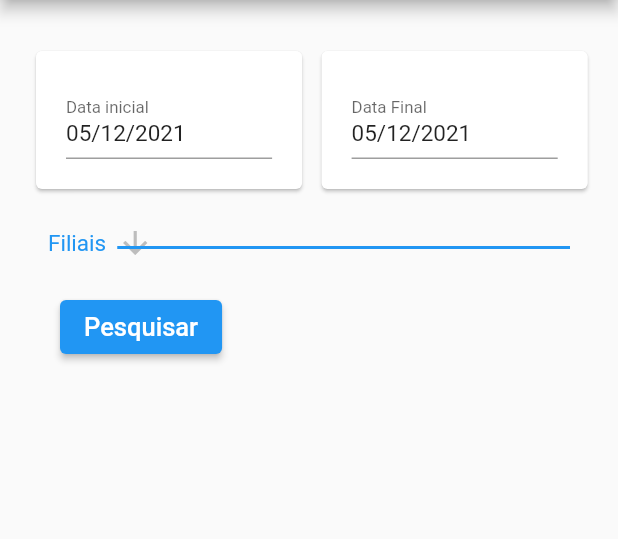
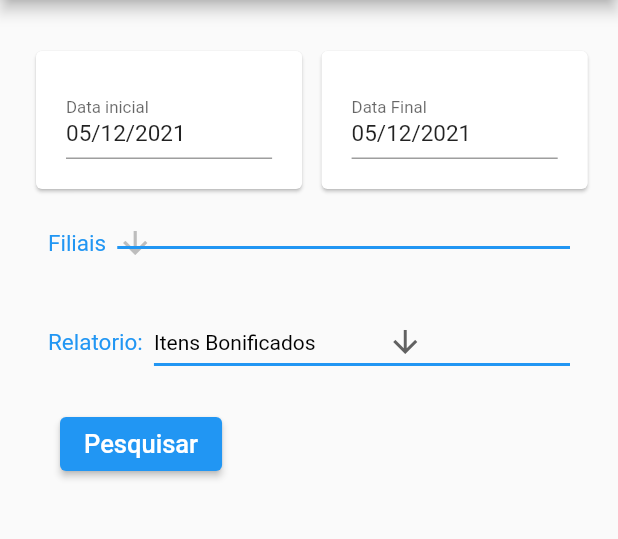
Before and after one commit to franmarchi/pico-flutter, a Flutter app: the Home screen opened directly with empty values, after a tap on "Pesquisar", on a phone screen of 412 x 824 dp, the part 84-623 px from its top. Run offline on Flutter 3.47's test engine with Material 2 defaults, Android fonts, the phone set to English and light mode, and no system bars; our stand-ins replace device_preview, mask_text_input_formatter; network calls fail.

Commit message:
criando tabelas novas

```diff
--- a/lib/model/helper/Api.dart
+++ b/lib/model/helper/Api.dart
@@ -40,8 +40,9 @@ class Api {
     return sucesso;
   }
 
-  buscarRelatorio(String dataInicial, String dataFinal, String filial) async {
-    var urlRecuperarDadosUsuario = Uri.parse(url + "RelatorioScript.php");
+  buscarRelatorio(String dataInicial, String dataFinal, String filial,
+      String urlScript) async {
+    var urlRecuperarDadosUsuario = Uri.parse(url + urlScript);
     http.Response response;
     response = await http.post(
       urlRecuperarDadosUsuario,
--- a/lib/telas/telaDashboard/telaRelatorio.dart
+++ b/lib/telas/telaDashboard/telaRelatorio.dart
@@ -1,10 +1,12 @@
 import 'package:flutter/material.dart';
 import 'package:mask_text_input_formatter/mask_text_input_formatter.dart';
 import 'package:pico/model/entities/Filiais.dart';
+import 'package:pico/model/entities/ItensBonificados.dart';
 import 'package:pico/model/entities/Relatorio.dart';
 import 'dart:convert';
 import 'package:intl/intl.dart';
 import 'package:pico/model/helper/Api.dart';
+import 'package:pico/model/widgetsAux/tabelas.dart';
 import 'package:pico/telas/telasLogin/telaAtualizarSenha1.dart';
 import 'package:pico/telas/telasLogin/telaLogin.dart';
 
@@ -20,7 +22,7 @@ class _TelaRelatorioState extends State<TelaRelatorio> {
   TextEditingController _controllerDataFinal = TextEditingController();
   String data1 = "";
   Api api = Api();
-  List<Relatorio> _relatorio = [];
+  List _relatorio = [];
   String dropdownValue = "";
   double _bruto = 0;
   double _desconto = 0;
@@ -28,6 +30,17 @@ class _TelaRelatorioState extends State<TelaRelatorio> {
   List<Filiais> _filiais = [];
   List<String> _nomeFiliais = [];
   String _mensagem = "";
+  Tabelas tabela = Tabelas();
+  List<String> _tipoRelatorio = [
+    "Itens Bonificados",
+    "Itens Vendidos",
+    "Itens Vendidos Vendedor",
+    "Vendas Canceladas",
+    "Vendas Credito",
+    "Vendas Detalhadas"
+  ];
+  String dropdownValue2 = "Itens Bonificados";
+  String urlScriptTabela = "";
 
   var maskFormatterData = new MaskTextInputFormatter(
       mask: '##/##/####', filter: {"#": RegExp(r'[0-9]')});
@@ -44,10 +57,14 @@ class _TelaRelatorioState extends State<TelaRelatorio> {
       }
     }
 
-    List listaTemporaria =
-        await api.buscarRelatorio(_dataInicial, _dataFinal, filialEscolhida);
+    urlScriptTabela = dropdownValue2;
+    String urlScript = dropdownValue2.replaceAll(" ", "");
+    urlScript = "Relatorio" + dropdownValue2 + "Script.php";
 
-    List<Relatorio>? relatorioRecuperado = [];
+    List listaTemporaria = await api.buscarRelatorio(
+        _dataInicial, _dataFinal, filialEscolhida, urlScript);
+
+    List? relatorioRecuperado = [];
 
     if (listaTemporaria.length == 0) {
       setState(() {
@@ -60,12 +77,20 @@ class _TelaRelatorioState extends State<TelaRelatorio> {
     for (var item in listaTemporaria) {
       item = jsonDecode(item) as Map;
       var result = item.cast<dynamic, dynamic>();
-      Relatorio relatorio = Relatorio.fromMap(result);
-      _bruto = _bruto + relatorio.bruto;
-      _desconto = _desconto + relatorio.desconto;
-      _total = _total + relatorio.total;
-      relatorioRecuperado.add(relatorio);
+      if (dropdownValue == "") {
+        Relatorio relatorio = Relatorio.fromMap(result);
+        _bruto = _bruto + relatorio.bruto;
+        _desconto = _desconto + relatorio.desconto;
+        _total = _total + relatorio.total;
+        relatorioRecuperado.add(relatorio);
+      } else if (dropdownValue2 == "Itens Bonificados") {
+        ItensBonificados itensBonificados = ItensBonificados.fromMap(result);
+        _desconto = _desconto + itensBonificados.quantidade;
+        _total = _total + itensBonificados.total;
+        relatorioRecuperado.add(itensBonificados);
+      }
     }
+
     setState(() {
       _relatorio = relatorioRecuperado!;
       _bruto;
@@ -87,117 +112,8 @@ class _TelaRelatorioState extends State<TelaRelatorio> {
   }
 
   criarDataTable() {
-    List<DataRow> list = [];
-
-    for (var item in _relatorio) {
-      list.add(DataRow(cells: [
-        DataCell(Text(item.descricao)),
-        DataCell(Text(item.bruto.toStringAsFixed(2))),
-        DataCell(Text(item.desconto.toStringAsFixed(2))),
-        DataCell(Text(item.total.toStringAsFixed(2))),
-      ]));
-    }
-
-    list.add(DataRow(cells: [
-      DataCell(Text("Total")),
-      DataCell(Text(_bruto.toStringAsFixed(2))),
-      DataCell(Text(_desconto.toStringAsFixed(2))),
-      DataCell(Text(_total.toStringAsFixed(2))),
-    ]));
-    return Scrollbar(
-        scrollbarOrientation: ScrollbarOrientation.top,
-        child: DataTable(columns: [
-          DataColumn(label: Text("Descri.")),
-          DataColumn(label: Text("Bruto")),
-          DataColumn(label: Text("Desc.")),
-          DataColumn(label: Text("Total")),
-        ], rows: list));
-  }
-
-  criarTabela(largura) {
-    List<TableRow> list = [];
-
-    if (_relatorio.length > 0) {
-      list.add(TableRow(children: [
-        Container(
-          alignment: Alignment.center,
-          child: Text("Forma de Pagamento",
-              style: TextStyle(fontSize: 15, fontWeight: FontWeight.w900)),
-          padding: EdgeInsets.all(4.0),
-        ),
-        Container(
-          alignment: Alignment.center,
-          child: Text("Bruto",
-              style: TextStyle(fontSize: 15, fontWeight: FontWeight.w900)),
-          padding: EdgeInsets.all(4.0),
-        ),
-        Container(
-          alignment: Alignment.center,
-          child: Text("Desc",
-              style: TextStyle(fontSize: 15, fontWeight: FontWeight.w900)),
-          padding: EdgeInsets.all(4.0),
-        ),
-        Container(
-          alignment: Alignment.center,
-          child: Text("Liquido",
-              style: TextStyle(fontSize: 15, fontWeight: FontWeight.w900)),
-          padding: EdgeInsets.all(4.0),
-        ),
-      ]));
-    }
-
-    for (var item in _relatorio) {
-      list.add(TableRow(children: [
-        Container(
-          alignment: Alignment.center,
-          child: Text(
-            item.descricao,
-            style: TextStyle(fontSize: 13.0),
-          ),
-          padding: EdgeInsets.all(4.0),
-        ),
-        Container(
-          alignment: Alignment.center,
-          child: Text(
-            item.bruto.toStringAsFixed(2),
-            style: TextStyle(fontSize: 13.0),
-          ),
-          padding: EdgeInsets.all(4.0),
-        ),
-        Container(
-          alignment: Alignment.center,
-          child: Text(
-            item.desconto.toStringAsFixed(2),
-            style: TextStyle(fontSize: 13.0),
-          ),
-          padding: EdgeInsets.all(4.0),
-        ),
-        Container(
-          alignment: Alignment.center,
-          child: Text(
-            item.total.toStringAsFixed(2),
-            style: TextStyle(fontSize: 13.0),
-          ),
-          padding: EdgeInsets.all(4.0),
-        ),
-      ]));
-    }
-
-    if (_relatorio.length > 0) {
-      list.add(TableRow(children: [
-        Text("Total"),
-        Text(_bruto.toStringAsFixed(2)),
-        Text(_desconto.toStringAsFixed(2)),
-        Text(_total.toStringAsFixed(2))
-      ]));
-    }
-
-    return Table(
-      defaultColumnWidth:
-          FixedColumnWidth(largura < 800 ? largura * 0.20 : 150),
-      border: TableBorder.all(),
-      children: list,
-    );
+    return tabela.exibirTabela(
+        _relatorio, _bruto, _desconto, _total, urlScriptTabela);
   }
 
   dataAtual() {
@@ -339,6 +255,48 @@ class _TelaRelatorioState extends State<TelaRelatorio> {
                       height: 20,
                     ),
                     Padding(
+                      padding: EdgeInsets.only(
+                          top: 10,
+                          left: 12,
+                          right: largura > 700 ? largura - 715 - 12 : 12),
+                      child: Row(
+                        children: [
+                          Text(
+                            "Relatorio:  ",
+                            style:
+                                new TextStyle(fontSize: 15, color: Colors.blue),
+                          ),
+                          Expanded(
+                              child: DropdownButton<String>(
+                            value: dropdownValue2,
+                            icon: const Icon(Icons.arrow_downward),
+                            iconSize: 24,
+                            elevation: 16,
+                            style: const TextStyle(color: Colors.black),
+                            underline: Container(
+                              height: 2,
+                              color: Colors.blue,
+                            ),
+                            onChanged: (String? newValue) {
+                              setState(() {
+                                dropdownValue2 = newValue!;
+                              });
+                            },
+                            items: _tipoRelatorio
+                                .map<DropdownMenuItem<String>>((String value) {
+                              return DropdownMenuItem<String>(
+                                value: value,
+                                child: Text(value),
+                              );
+                            }).toList(),
+                          ))
+                        ],
+                      ),
+                    ),
+                    SizedBox(
+                      height: 20,
+                    ),
+                    Padding(
                       padding: EdgeInsets.only(left: 20),
                       child: ElevatedButton(
                           child: Text(
@@ -350,44 +308,9 @@ class _TelaRelatorioState extends State<TelaRelatorio> {
                     SizedBox(
                       height: 10,
                     ),
-                    /*Card(
-                      child: Padding(
-                          padding: EdgeInsets.all(17),
-                          child: Row(
-                            mainAxisSize: MainAxisSize.max,
-                            children: [
-                              Column(
-                                crossAxisAlignment: CrossAxisAlignment.start,
-                                children: [
-                                  Text("Resumo do relatorio"),
-                                  SizedBox(
-                                    height: 15,
-                                  ),
-                                  Text(
-                                    "Bruto: R\$ ${_bruto.toStringAsFixed(2)}",
-                                    style: TextStyle(
-                                        fontSize: 17, color: Colors.green),
-                                  ),
-                                  Text(
-                                    "Desconto: R\$ ${_desconto.toStringAsFixed(2)}",
-                                    style: TextStyle(
-                                        fontSize: 17, color: Colors.red),
-                                  ),
-                                  Text(
-                                    "Total: R\$ ${_total.toStringAsFixed(2)}",
-                                    style: TextStyle(
-                                        fontSize: 17, color: Colors.blue),
-                                  ),
-                                ],
-                              ),
-                            ],
-                          )),
-                    ),*/
                     SizedBox(
                       height: 20,
                     ),
-
-                    //criarTabela(largura)
                     _relatorio.length > 0
                         ? criarDataTable()
                         : Text("$_mensagem"),
--- a/lib/telas/telasLogin/telaVerificarEmail.dart
+++ b/lib/telas/telasLogin/telaVerificarEmail.dart
@@ -56,6 +56,9 @@ class _TelaVerificarEmailState extends State<TelaVerificarEmail> {
         _exibirMensagemEmailNaoCadastrado();
       }
     }
+    setState(() {
+      _mensagemErro = "";
+    });
   }
 
   _exibirMensagemEmailNaoCadastrado() {
```
Also changed, not shown: lib/model/entities/ItensBonificados.dart (added, +37 -0 lines), lib/model/widgetsAux/Tabelas.dart (added, +56 -0 lines).
